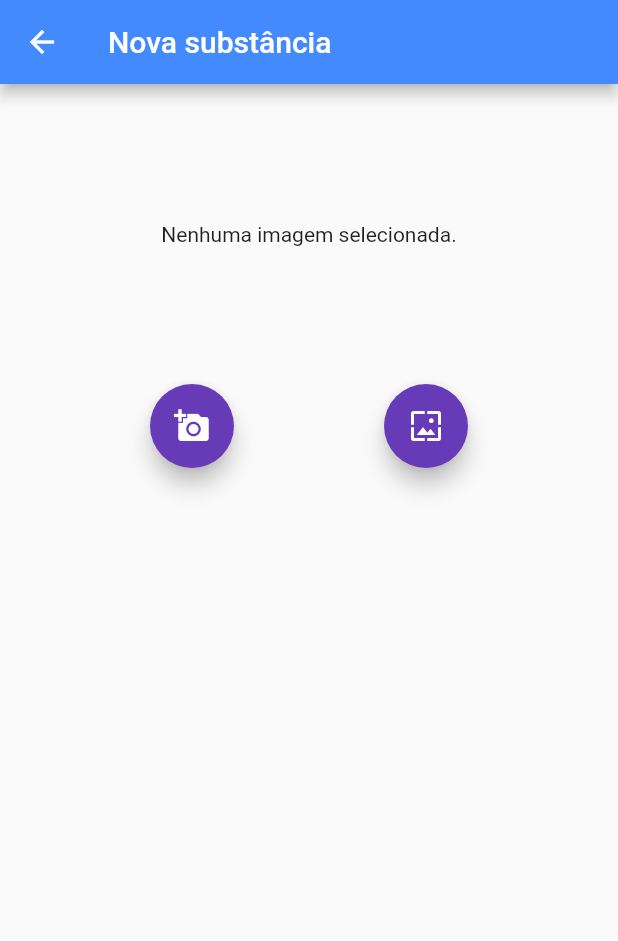
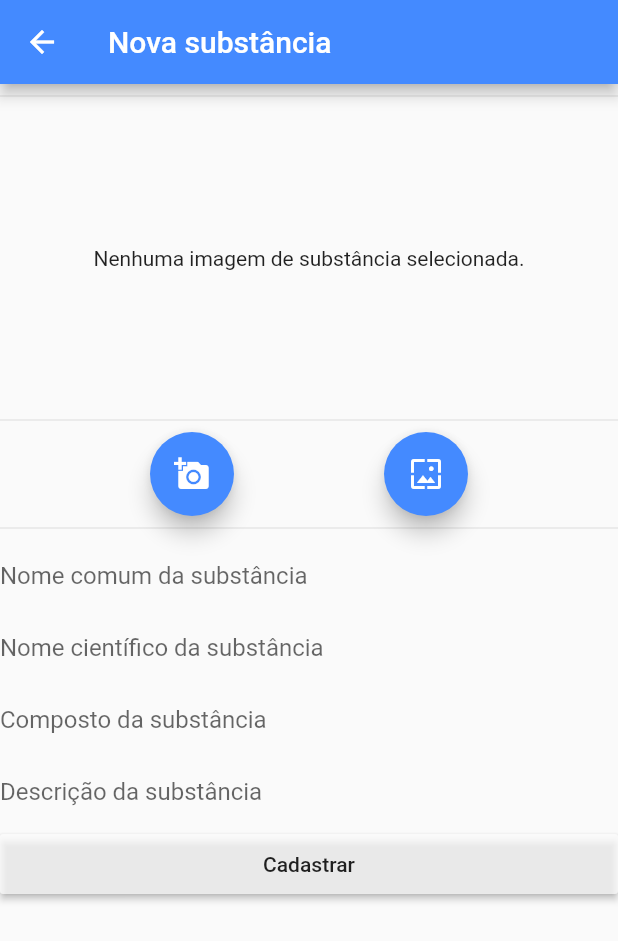
Before and after one commit to maanoel/damage_reduction, a Flutter app: the Menu screen opened directly, after a tap on the "note add" icon, on a phone screen of 412 x 824 dp. Shown: the top 941 px of the screen. Run offline on Flutter 3.47's test engine with Material 2 defaults, Android fonts, the phone set to English and light mode, and no system bars; our stand-ins replace dio, image_picker.

Commit message:
Commit geral

```diff
--- a/lib/new_substance.dart
+++ b/lib/new_substance.dart
@@ -2,6 +2,7 @@ import 'dart:async';
 import 'dart:io';
 import 'package:flutter/material.dart';
 import 'package:image_picker/image_picker.dart';
+import 'package:dio/dio.dart';
 
 class SubstancePage extends StatefulWidget {
   @override
@@ -9,17 +10,23 @@ class SubstancePage extends StatefulWidget {
 }
 
 class _SbustancePageState extends State {
+  File _image;
+  final _name = TextEditingController();
+  final _formKey = GlobalKey<FormState>();
+  final _nameScientific = TextEditingController();
+  final _description = TextEditingController();
+  final _composto = TextEditingController();
 
-  File _image;
-
-  Future getImageFromCam() async { // for camera
+  Future getImageFromCam() async {
+    // for camera
     var image = await ImagePicker.pickImage(source: ImageSource.camera);
     setState(() {
       _image = image;
     });
   }
 
-  Future getImageFromGallery() async {// for gallery
+  Future getImageFromGallery() async {
+    // for gallery
     var image = await ImagePicker.pickImage(source: ImageSource.gallery);
     setState(() {
       _image = image;
@@ -35,34 +42,139 @@ class _SbustancePageState extends State {
         ),
         body: ListView(
           children: [
+            Divider(),
+            Row(
+              children: <Widget>[
                 Container(
                   width: MediaQuery.of(context).size.width,
                   height: 200.0,
                   child: Center(
                     child: _image == null
-                    ? Text('Nenhuma imagem selecionada.')
+                        ? Text('Nenhuma imagem de substância selecionada.')
                         : Image.file(_image),
                   ),
+                )
+              ],
             ),
+            Divider(),
             Row(
               mainAxisAlignment: MainAxisAlignment.spaceEvenly,
               children: [
-                FloatingActionButton(
+                Container(
+                    child: FloatingActionButton(
+                        backgroundColor: Colors.blueAccent,
+                        heroTag: null,
                         onPressed: getImageFromCam,
                         tooltip: 'Carregue uma imagem',
+                        child: IconTheme(
+                          data: IconThemeData(color: Colors.white),
                           child: Icon(Icons.add_a_photo),
-                ),
-                FloatingActionButton(
-
+                        ))),
+                Container(
+                    child: FloatingActionButton(
+                  backgroundColor: Colors.blueAccent,
+                  heroTag: null,
                   onPressed: getImageFromGallery,
                   tooltip: 'Carregar imagem',
                   child: Icon(Icons.wallpaper),
+                )),
+              ],
+            ),
+            Divider(),
+            Form(
+              key: _formKey,
+              child: Container(
+                child: Column(
+                  crossAxisAlignment: CrossAxisAlignment.stretch,
+                  mainAxisAlignment: MainAxisAlignment.center,
+                  children: <Widget>[
+                    TextFormField(
+                      controller: _name,
+                      decoration: InputDecoration(
+                          border: InputBorder.none,
+                          hintText: 'Nome comum da substância'),
+                      validator: (value) {
+                        if (value.isEmpty) {
+                          return 'Preencha o nome comum da substância antes de continuar';
+                        }
+                        return null;
+                      },
+                    ),
+                    TextFormField(
+                      controller: _nameScientific,
+                      decoration: InputDecoration(
+                          border: InputBorder.none,
+                          hintText: 'Nome científico da substância'),
+                      validator: (value) {
+                        if (value.isEmpty) {
+                          return 'Preencha o nome científico da substância antes de continuar';
+                        }
+                        return null;
+                      },
+                    ),
+                    TextFormField(
+                      controller: _composto,
+                      decoration: InputDecoration(
+                          border: InputBorder.none,
+                          hintText: 'Composto da substância'),
+                      validator: (value) {
+                        if (value.isEmpty) {
+                          return 'Preencha o composto da substância antes de continuar';
+                        }
+                        return null;
+                      },
+                    ),
+                    TextFormField(
+                      controller: _description,
+                      decoration: InputDecoration(
+                          border: InputBorder.none,
+                          hintText: 'Descrição da substância'),
+                      validator: (value) {
+                        if (value.isEmpty) {
+                          return 'Preencha o nome da substância antes de continuar';
+                        }
+                        return null;
+                      },
+                    ),
+                    ButtonTheme(
+                      height: 40,
+                      child: RaisedButton(
+                        color: Colors.white70,
+                        onPressed: () {
+                          if (_formKey.currentState.validate()) {
+                            newSubstance();
+                          }
+                        },
+                        child: Text('Cadastrar'),
+                      ),
                     ),
                   ],
                 ),
+              ),
+            )
           ],
-        )
-    );
+        ));
   }
 
+  newSubstance() async {
+    String name = _name.text;
+    String nameScientific = _nameScientific.text;
+    String description = _description.text;
+    String composto = _composto.text;
+
+    var headers = {
+      "content-type": "application/json",
+      "accept": "application/json",
+    };
+
+    FormData formData = new FormData.from({
+      "name": "$name",
+      "nameScientific": "$nameScientific",
+      "description": "$description",
+      "composto": "$composto",
+      "file1": new UploadFileInfo(_image, "file.jpg")
+  });
+
+    Response response = await Dio().post("/info", data: formData);
   }
+}
--- a/pubspec.yaml
+++ b/pubspec.yaml
@@ -25,6 +25,7 @@ dependencies:
   cupertino_icons: ^0.1.2
   image_picker: "^0.4.5"
   image_cropper: "^0.0.4"
+  dio: "2.1.13"
 
 dev_dependencies:
   flutter_test:
```
Also changed, not shown: lib/menu.dart (+16 -2 lines), lib/phone.dart (added, +23 -0 lines), lib/substance_list.dart (added, +23 -0 lines), pubspec.lock. Lines whose indentation alone changed are shown as unchanged.
